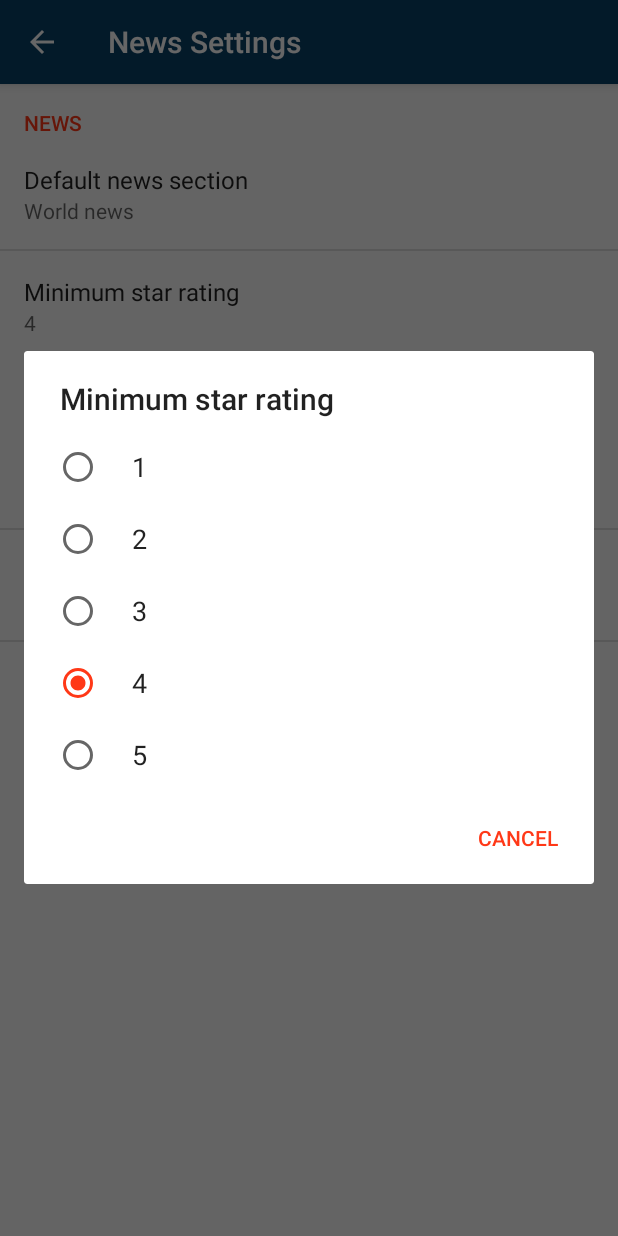
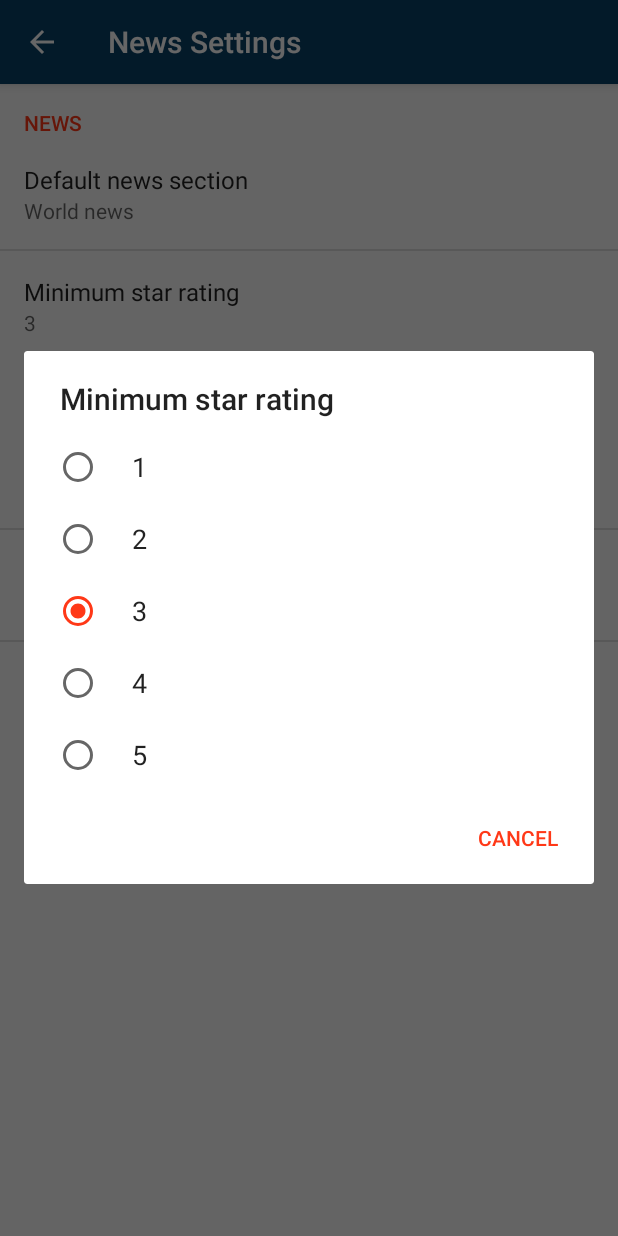
Before and after one commit to HossamHassan47/NewsFeed, an Android app: the SettingsActivity screen opened directly, with no data from a screen before it, after a tap on "Minimum star rating", on a phone screen of 412 x 824 dp. Run offline under Robolectric (Android 15) with nearby library versions, the phone set to English and light mode, and no system bars.

Commit message:
Setting Activity

```diff
--- a/app/src/main/res/values/strings.xml
+++ b/app/src/main/res/values/strings.xml
@@ -16,7 +16,6 @@
 
     <!-- Error message when there is no internet connectivity [CHAR LIMIT=NONE] -->
     <string name="no_internet_connection">No internet connection.</string>
-
 
     <!--News Sections-->
     <string name="section_life_and_style">Life and style</string>
@@ -62,13 +61,22 @@
     <string name="pref_category_ordering">ORDERING</string>
     <string name="pref_category_news">NEWS</string>
 
+    <!--Preference keys-->
     <string name="key_default_section">key_default_section</string>
     <string name="key_star_rating">key_star_rating</string>
     <string name="key_order_date">key_order_date</string>
     <string name="key_order_by">key_order_by</string>
 
+    <!--Preference titles-->
     <string name="title_default_section">Default news section</string>
     <string name="title_star_rating">Minimum star rating</string>
     <string name="title_order_date">Order date</string>
     <string name="title_order_by">Order by</string>
+
+    <!--Preference default values-->
+    <string name="section_default_value" translatable="true">world</string>
+    <string name="order_date_default_value" translatable="true">published</string>
+    <string name="order_by_default_value" translatable="true">newest</string>
+    <string name="star_rating_default_value">3</string>
+
 </resources>
--- a/app/src/main/res/xml/settings_main.xml
+++ b/app/src/main/res/xml/settings_main.xml
@@ -3,14 +3,14 @@
 
     <PreferenceCategory android:title="@string/pref_category_news">
         <ListPreference
-            android:defaultValue="@string/section_world_news_value"
+            android:defaultValue="@string/section_default_value"
             android:entries="@array/default_section"
             android:entryValues="@array/default_section_values"
             android:key="@string/key_default_section"
             android:title="@string/title_default_section" />
 
         <ListPreference
-            android:defaultValue="@string/star_rating_4"
+            android:defaultValue="@string/star_rating_default_value"
             android:entries="@array/star_rating"
             android:entryValues="@array/star_rating_values"
             android:key="@string/key_star_rating"
@@ -19,14 +19,14 @@
 
     <PreferenceCategory android:title="@string/pref_category_ordering">
         <ListPreference
-            android:defaultValue="@string/order_by_relevance_value"
+            android:defaultValue="@string/order_by_default_value"
             android:entries="@array/order_by"
             android:entryValues="@array/order_by_values"
             android:key="@string/key_order_by"
             android:title="@string/title_order_by" />
 
         <ListPreference
-            android:defaultValue="@string/order_date_published_value"
+            android:defaultValue="@string/order_date_default_value"
             android:entries="@array/order_date"
             android:entryValues="@array/order_date_values"
             android:key="@string/key_order_date"
```
